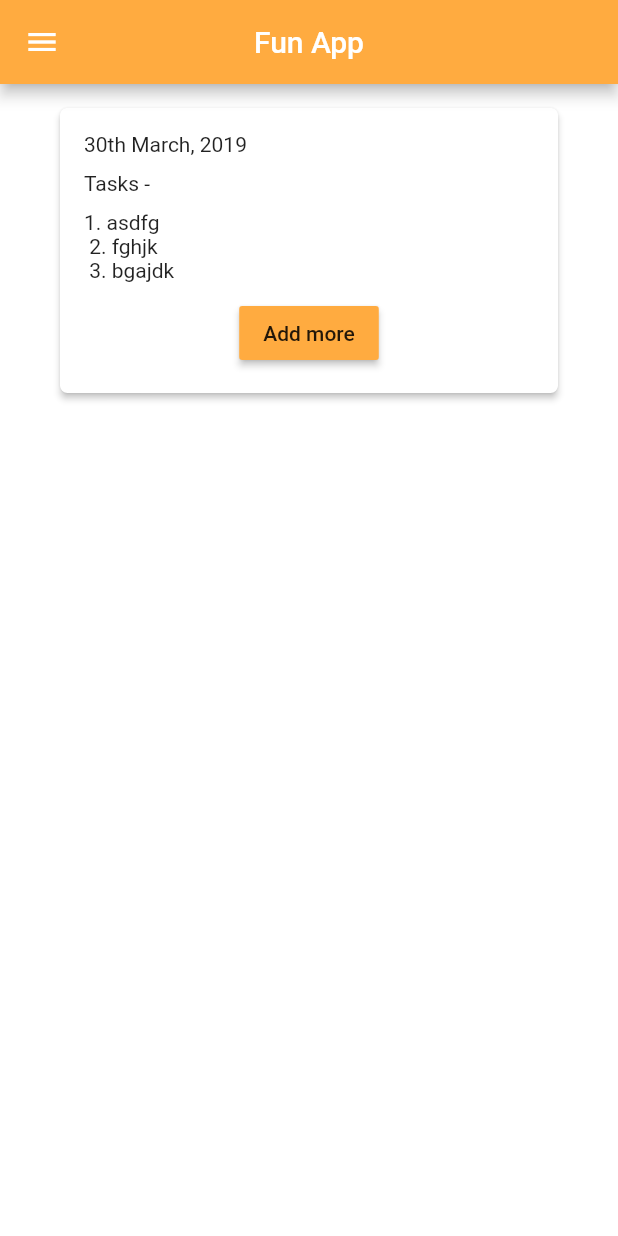
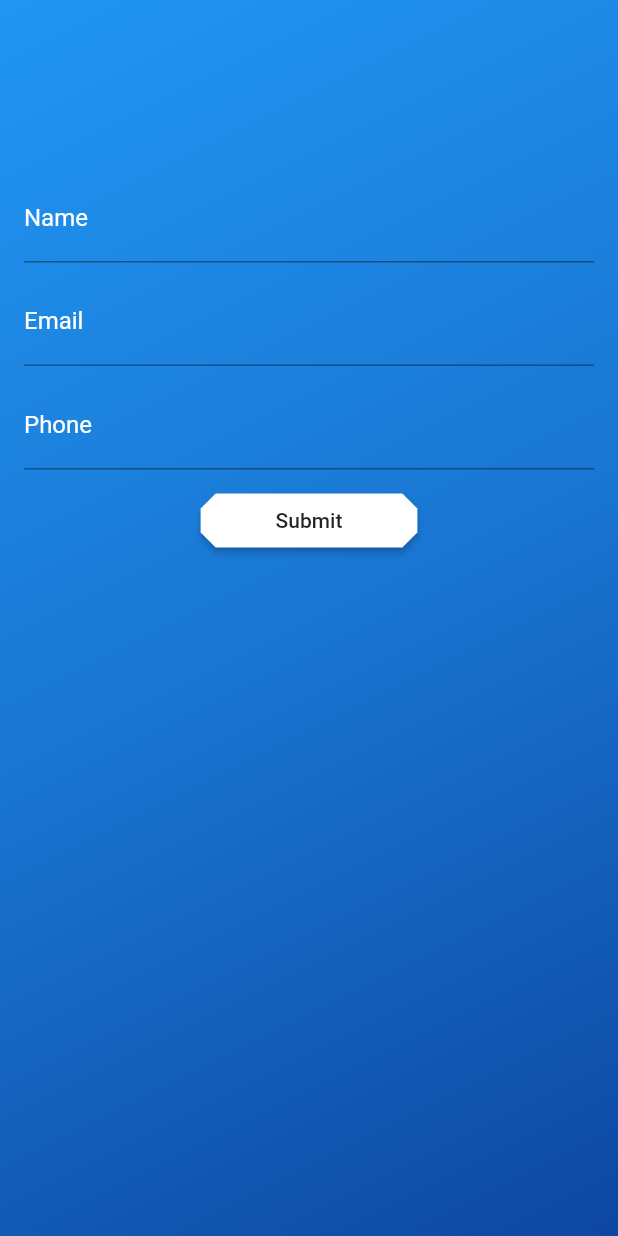
Before and after one commit to ritik-rathi/housewife, a Flutter app: the screen it shows after launch, on a phone screen of 412 x 824 dp. Run offline on Flutter 3.47's test engine with Material 2 defaults, Android fonts, the light colour scheme and no system bars; our stand-ins replace firebase_auth; accounts and stored records are empty.

Commit message:
tried otp thing.

```diff
--- /dev/null
+++ b/lib/login.dart
@@ -0,0 +1,170 @@
+import 'package:flutter/material.dart';
+import 'main.dart';
+import 'package:firebase_auth/firebase_auth.dart';
+
+String _name, _email, _phone, _password, _smsCode, _verificationId;
+
+class Login extends StatefulWidget {
+  @override
+  _LoginState createState() => _LoginState();
+}
+
+class _LoginState extends State<Login> {
+
+  final GlobalKey<FormState> _formKey = GlobalKey<FormState>();
+  @override
+  Widget build(BuildContext context) {
+    return Scaffold(
+      body: Container(
+          decoration: BoxDecoration(
+              gradient: LinearGradient(
+                  begin: Alignment.topLeft,
+                  end: Alignment.bottomRight,
+                  colors: [color1, color2, color3])),
+          child: Container(
+            margin: EdgeInsets.all(16),
+            child: Form(
+              key: _formKey,
+              child: Column(
+                children: <Widget>[
+                  SizedBox(height: 100),
+                  TextFormField(
+                    cursorColor: Colors.white,
+                    decoration: InputDecoration(
+                        fillColor: Colors.white,
+                        labelText: 'Name',
+                        labelStyle: TextStyle(color: Colors.white)),
+                    onSaved: (value) => _name = value,
+                  ),
+                  SizedBox(height: 10),
+                  TextFormField(
+                    cursorColor: Colors.white,
+                    keyboardType: TextInputType.emailAddress,
+                    decoration: InputDecoration(
+                        fillColor: Colors.white,
+                        labelText: 'Email',
+                        labelStyle: TextStyle(color: Colors.white)),
+                    validator: (value) {
+                      if (value.isEmpty) return ('Enter valid email please!');
+                    },
+                    onSaved: (value) => _email = value,
+                  ),
+                  SizedBox(height: 10),
+                  TextFormField(
+                    keyboardType: TextInputType.phone,
+                    decoration: InputDecoration(
+                        labelText: 'Phone',
+                        labelStyle: TextStyle(color: Colors.white)),
+                    onSaved: (value) => _phone = value,
+                  ),
+                  SizedBox(height: 10),
+                  RaisedButton(
+                    padding: EdgeInsets.only(left: 50, right: 50),
+                    color: Colors.white,
+                    shape: BeveledRectangleBorder(
+                        borderRadius: BorderRadius.circular(10)),
+                    onPressed: () {
+                      phoneVer();
+                    },
+                    child: Text('Submit'),
+                  )
+                ],
+              ),
+            ),
+          )),
+    );
+  }
+
+  Future<void> phoneVer() async {
+    final PhoneCodeAutoRetrievalTimeout autoRetrieve = (String verId) {
+      _verificationId = verId;
+    };
+
+    final PhoneCodeSent smsCodeSent = (String verId, [int forceCodeResend]){
+      _verificationId = verId;
+      smsCodeDialog(context).then((value){
+        print('Signed In');
+      });
+    };
+
+    final PhoneVerificationCompleted verifiedSucc = (FirebaseUser user){
+      print('Verified');
+    };
+
+    final PhoneVerificationFailed verifiedFail = (AuthException e){
+      print(e.message);
+    };
+
+    await FirebaseAuth.instance.verifyPhoneNumber(
+      phoneNumber: _phone,
+      codeAutoRetrievalTimeout: autoRetrieve,
+      codeSent: smsCodeSent,
+      timeout: const Duration(seconds: 8),
+      verificationCompleted: verifiedSucc,
+      verificationFailed: verifiedFail
+    );
+  }
+
+  Future<bool> smsCodeDialog(BuildContext context){
+    return showDialog(
+      context: context,
+      barrierDismissible: false,
+      builder: (BuildContext context){
+        return new AlertDialog(
+          title: Text('enter SMS code'),
+          content: TextField(
+            onChanged: (value) => _smsCode = value,
+          ),
+          contentPadding: EdgeInsets.all(10),
+          actions: <Widget>[
+            FlatButton(
+              child: Text('Done'),
+              onPressed: (){
+                FirebaseAuth.instance.currentUser().then((user){
+                  if(user!=null){
+                    Navigator.of(context).pop();
+                    Navigator.pushReplacementNamed(context, 'home');
+                  }
+                  else {
+                    Navigator.of(context).pop();
+                    _signInWithPhoneNumber();
+                  }
+                });
+              },
+            )
+          ],
+        );
+      }
+    );
+  }
+
+  void _signInWithPhoneNumber() async {
+    final AuthCredential credential = PhoneAuthProvider.getCredential(
+      verificationId: _verificationId,
+      smsCode: _smsCode,
+    );
+    final FirebaseUser user = await FirebaseAuth.instance.signInWithCredential(credential);
+    final FirebaseUser currentUser = await FirebaseAuth.instance.currentUser();
+    assert(user.uid == currentUser.uid);
+    setState(() {
+      if (user != null) {
+        Navigator.pushReplacementNamed(context, 'home');
+      } else {
+        return 'Sign in failed';
+      }
+    });
+  }
+
+  // String uid = '';
+  // void initState(){
+  //   this.uid = '';
+  //   FirebaseAuth.instance.currentUser().then((val){
+  //     setState(() {
+  //      this.uid = val.uid;
+  //     });
+  //   }).catchError((e){
+  //     print(e);
+  //   });
+  //   super.initState();
+  // }
+}
--- a/lib/main.dart
+++ b/lib/main.dart
@@ -1,5 +1,10 @@
 import 'package:flutter/material.dart';
+import 'login.dart';
 import 'help_screens/fruits.dart';
+
+Color color1 = Colors.blue[500];
+Color color2 = Colors.blue[700];
+Color color3 = Colors.blue[900];
 
 void main() => runApp(MyApp());
 
@@ -10,7 +15,8 @@ class MyApp extends StatelessWidget {
       home: FunApp(),
       initialRoute: '.',
       routes: {
-        '.': (context) => FunApp(),
+        '.': (context) => Login(),
+        'home': (context) => FunApp(),
         'fruits': (context) => Fruits(),
         'fruitList': (context) => FruitList(),
         'onlineFruits': (context) => OnlineFruits()
--- a/pubspec.yaml
+++ b/pubspec.yaml
@@ -19,6 +19,7 @@ environment:
 dependencies:
   flutter:
     sdk: flutter
+  firebase_auth: ^0.8.4+5
 
   # The following adds the Cupertino Icons font to your application.
   # Use with the CupertinoIcons class for iOS style icons.
```
Also changed, not shown: pubspec.lock, 4 other files.
